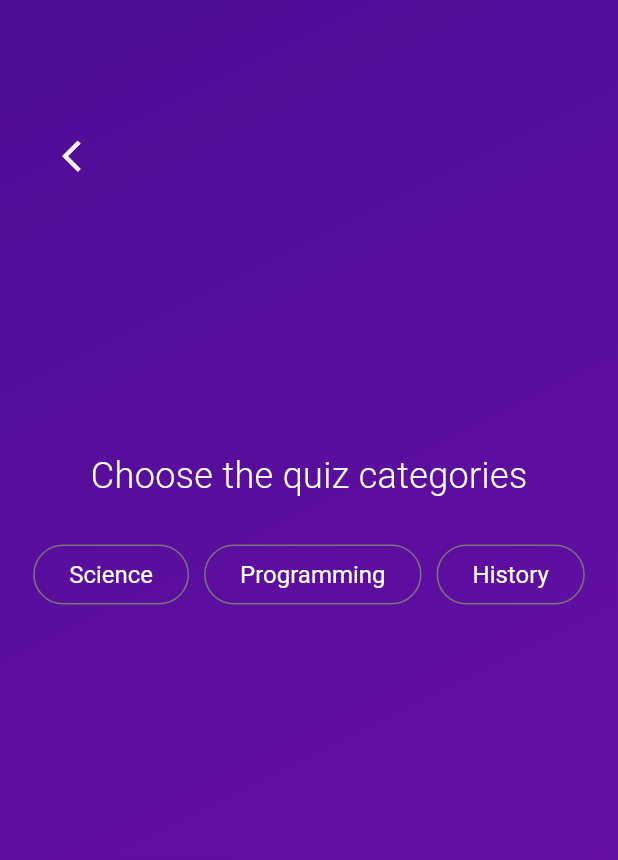
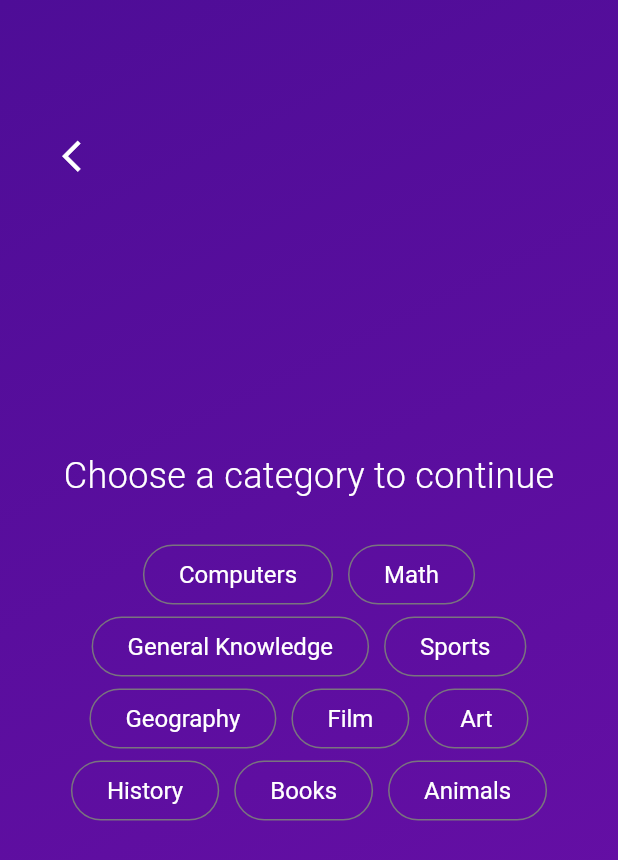
Before and after one commit to luka2220/quiz_app, a Flutter app: the screen it shows after launch, after a tap on "Start Quiz", on a phone screen of 412 x 824 dp. Shown: the top 860 px of the screen. Run offline on Flutter 3.47's test engine with Material 3 defaults, Android fonts, the phone set to English and light mode, and no system bars.

Commit message:
Initialized questions model

```diff
--- /dev/null
+++ b/lib/models/quiz_model.dart
@@ -0,0 +1,14 @@
+import 'package:flutter/material.dart';
+
+class QuizQuestionsModel extends ChangeNotifier {
+  late int quizCategory;
+  late String quizDifficulty;
+
+  void setCategory(int category) {
+    quizCategory = category;
+  }
+
+  void setQuizDifficulty(String difficulty) {
+    quizDifficulty = difficulty;
+  }
+}
--- a/lib/quiz.dart
+++ b/lib/quiz.dart
@@ -1,6 +1,7 @@
 import 'package:flutter/material.dart';
-import 'package:quiz_app/quiz_difficulty.dart';
+import 'package:quiz_app/quiz_categories.dart';
 import 'package:quiz_app/start_screen.dart';
+import './models/quiz_model.dart';
 
 class Quiz extends StatefulWidget {
   const Quiz({super.key});
@@ -10,6 +11,9 @@ class Quiz extends StatefulWidget {
 }
 
 class _QuizState extends State<Quiz> {
+  // Quiz model to be used in QuizDifficultyScreen and QuizCategoryScreen
+  final QuizQuestionsModel questionsModel = QuizQuestionsModel();
+
   // Storing the StartScreen widget in a variable
   var activeScreen = 'start-screen';
 
@@ -26,9 +30,9 @@ class _QuizState extends State<Quiz> {
 
     if (activeScreen == 'start-screen') {
       screenWidget = StartScreen(switchScreen);
-    } else if (activeScreen == 'difficulty-screen') {
-      screenWidget = QuizDifficultyScreen(switchScreen);
-    } else if (activeScreen == 'quiz-screen') {
+    } else if (activeScreen == 'categories-screen') {
+      screenWidget = QuizCategoryScreen(this.questionsModel, switchScreen);
+    } else if (activeScreen == 'quiz-difficulty-screen') {
 
     }
 
--- /dev/null
+++ b/lib/quiz_categories.dart
@@ -0,0 +1,173 @@
+import 'package:flutter/material.dart';
+import './models/quiz_model.dart';
+
+class QuizCategoryScreen extends StatefulWidget {
+  const QuizCategoryScreen(this.questionsModel, this.switchScreen, {super.key});
+
+  final QuizQuestionsModel questionsModel;
+  final void Function(String screen) switchScreen;
+
+  @override
+  State<QuizCategoryScreen> createState() => _QuizCategoryScreenState();
+}
+
+class _QuizCategoryScreenState extends State<QuizCategoryScreen> {
+  void setCategoryType(int numCategory) {
+    widget.questionsModel.setCategory(numCategory);
+  }
+
+  @override
+  Widget build(context) {
+    return (SizedBox(
+      height: double.infinity,
+      width: double.infinity,
+      child: Stack(children: [
+        Align(
+          alignment: Alignment.topLeft,
+          child: Padding(
+            padding: const EdgeInsets.only(top: 80, left: 30),
+            child: Column(children: [
+              IconButton(
+                onPressed: () => widget.switchScreen("start-screen"),
+                icon: const Icon(
+                  Icons.arrow_back_ios,
+                  color: Colors.white,
+                  size: 25,
+                ),
+              ),
+            ]),
+          ),
+        ),
+        Align(
+          alignment: Alignment.topCenter,
+          child: Padding(
+            padding: const EdgeInsets.only(top: 300),
+            child: Column(
+                mainAxisSize: MainAxisSize.min,
+                mainAxisAlignment: MainAxisAlignment.center,
+                children: [
+                  const Text(
+                    "Choose a category to continue",
+                    style: TextStyle(
+                        color: Colors.white,
+                        fontSize: 24,
+                        fontWeight: FontWeight.w300),
+                  ),
+                  const SizedBox(height: 25),
+                  Column(children: [
+                    Row(
+                      mainAxisSize: MainAxisSize.min,
+                      mainAxisAlignment: MainAxisAlignment.center,
+                      children: [
+                        OutlinedButton(
+                          onPressed: () => setCategoryType(18),
+                          style: OutlinedButton.styleFrom(
+                            foregroundColor: Colors.white,
+                            textStyle: const TextStyle(fontSize: 16),
+                          ),
+                          child: const Text("Computers"),
+                        ),
+                        const SizedBox(width: 10),
+                        OutlinedButton(
+                          onPressed: () => setCategoryType(19),
+                          style: OutlinedButton.styleFrom(
+                            foregroundColor: Colors.white,
+                            textStyle: const TextStyle(fontSize: 16),
+                          ),
+                          child: const Text("Math"),
+                        ),
+                      ],
+                    ),
+                    Row(
+                      mainAxisSize: MainAxisSize.min,
+                      mainAxisAlignment: MainAxisAlignment.center,
+                      children: [
+                        OutlinedButton(
+                          onPressed: () => setCategoryType(9),
+                          style: OutlinedButton.styleFrom(
+                            foregroundColor: Colors.white,
+                            textStyle: const TextStyle(fontSize: 16),
+                          ),
+                          child: const Text("General Knowledge"),
+                        ),
+                        const SizedBox(width: 10),
+                        OutlinedButton(
+                          onPressed: () => setCategoryType(21),
+                          style: OutlinedButton.styleFrom(
+                            foregroundColor: Colors.white,
+                            textStyle: const TextStyle(fontSize: 16),
+                          ),
+                          child: const Text("Sports"),
+                        ),
+                      ],
+                    ),
+                    Row(
+                        mainAxisSize: MainAxisSize.min,
+                        mainAxisAlignment: MainAxisAlignment.center,
+                        children: [
+                          OutlinedButton(
+                            onPressed: () => setCategoryType(22),
+                            style: OutlinedButton.styleFrom(
+                              foregroundColor: Colors.white,
+                              textStyle: const TextStyle(fontSize: 16),
+                            ),
+                            child: const Text("Geography"),
+                          ),
+                          const SizedBox(width: 10),
+                          OutlinedButton(
+                            onPressed: () => setCategoryType(11),
+                            style: OutlinedButton.styleFrom(
+                              foregroundColor: Colors.white,
+                              textStyle: const TextStyle(fontSize: 16),
+                            ),
+                            child: const Text("Film"),
+                          ),
+                          const SizedBox(width: 10),
+                          OutlinedButton(
+                            onPressed: () => setCategoryType(25),
+                            style: OutlinedButton.styleFrom(
+                              foregroundColor: Colors.white,
+                              textStyle: const TextStyle(fontSize: 16),
+                            ),
+                            child: const Text("Art"),
+                          ),
+                        ]),
+                    Row(
+                        mainAxisSize: MainAxisSize.min,
+                        mainAxisAlignment: MainAxisAlignment.center,
+                        children: [
+                          OutlinedButton(
+                            onPressed: () => setCategoryType(23),
+                            style: OutlinedButton.styleFrom(
+                              foregroundColor: Colors.white,
+                              textStyle: const TextStyle(fontSize: 16),
+                            ),
+                            child: const Text("History"),
+                          ),
+                          const SizedBox(width: 10),
+                          OutlinedButton(
+                            onPressed: () => setCategoryType(10),
+                            style: OutlinedButton.styleFrom(
+                              foregroundColor: Colors.white,
+                              textStyle: const TextStyle(fontSize: 16),
+                            ),
+                            child: const Text("Books"),
+                          ),
+                          const SizedBox(width: 10),
+                          OutlinedButton(
+                            onPressed: () => setCategoryType(27),
+                            style: OutlinedButton.styleFrom(
+                              foregroundColor: Colors.white,
+                              textStyle: const TextStyle(fontSize: 16),
+                            ),
+                            child: const Text("Animals"),
+                          ),
+                        ])
+                  ]),
+                ]),
+          ),
+        ),
+      ]),
+    ));
+  }
+}
--- a/lib/quiz_difficulty.dart
+++ /dev/null
@@ -1,123 +0,0 @@
-import 'package:flutter/material.dart';
-
-class QuizDifficultyScreen extends StatefulWidget {
-  const QuizDifficultyScreen(this.switchScreen, {super.key});
-
-  final void Function(String screen) switchScreen;
-
-  @override
-  State<QuizDifficultyScreen> createState() => _QuizDifficultyScreenState();
-}
-
-class _QuizDifficultyScreenState extends State<QuizDifficultyScreen> {
-  // Active categories
-  bool scienceCategory = false;
-  bool programmingCategory = false;
-  bool historyCategory = false;
-
-  void setScienceCategory() {
-    setState(() {
-      scienceCategory != scienceCategory;
-    });
-  }
-
-  void setProgrammingCategory() {
-    setState(() {
-      programmingCategory != programmingCategory;
-    });
-  }
-
-  void setHistoryCategory() {
-    setState(() {
-      historyCategory != historyCategory;
-    });
-  }
-
-  @override
-  Widget build(context) {
-    return (SizedBox(
-      height: double.infinity,
-      width: double.infinity,
-      child: Stack(children: [
-        Align(
-          alignment: Alignment.topLeft,
-          child: Padding(
-            padding: const EdgeInsets.only(top: 80, left: 30),
-            child: Column(children: [
-              IconButton(
-                onPressed: () => widget.switchScreen("start-screen"),
-                icon: const Icon(
-                  Icons.arrow_back_ios,
-                  color: Colors.white,
-                  size: 25,
-                ),
-              ),
-            ]),
-          ),
-        ),
-        Align(
-          alignment: Alignment.topCenter,
-          child: Padding(
-            padding: const EdgeInsets.only(top: 300),
-            child: Column(
-                mainAxisSize: MainAxisSize.min,
-                mainAxisAlignment: MainAxisAlignment.center,
-                children: [
-                  const Text(
-                    "Choose the quiz categories",
-                    style: TextStyle(
-                        color: Colors.white,
-                        fontSize: 24,
-                        fontWeight: FontWeight.w300),
-                  ),
-                  const SizedBox(height: 25),
-                  Column(children: [
-                    Row(
-                      mainAxisSize: MainAxisSize.min,
-                      mainAxisAlignment: MainAxisAlignment.center,
-                      children: [
-                        OutlinedButton(
-                          onPressed: () => setScienceCategory(),
-                          style: OutlinedButton.styleFrom(
-                            foregroundColor: Colors.white,
-                            backgroundColor: scienceCategory
-                                ? const Color.fromRGBO(255, 255, 255, 0.5)
-                                : null,
-                            textStyle: const TextStyle(fontSize: 16),
-                          ),
-                          child: const Text("Science"),
-                        ),
-                        const SizedBox(width: 10),
-                        OutlinedButton(
-                          onPressed: () => setProgrammingCategory(),
-                          style: OutlinedButton.styleFrom(
-                            foregroundColor: Colors.white,
-                            backgroundColor: programmingCategory
-                                ? const Color.fromRGBO(255, 255, 255, 0.5)
-                                : null,
-                            textStyle: const TextStyle(fontSize: 16),
-                          ),
-                          child: const Text("Programming"),
-                        ),
-                        const SizedBox(width: 10),
-                        OutlinedButton(
-                          onPressed: () => setHistoryCategory(),
-                          style: OutlinedButton.styleFrom(
-                            foregroundColor: Colors.white,
-                            backgroundColor: historyCategory
-                                ? const Color.fromRGBO(255, 255, 255, 0.5)
-                                : null,
-                            textStyle: const TextStyle(fontSize: 16),
-                          ),
-                          child: const Text("History"),
-                        ),
-                      ],
-                    )
-                  ]),
-                ]),
-          ),
-        ),
-      ]),
-    ));
-  }
-}
--- a/lib/start_screen.dart
+++ b/lib/start_screen.dart
@@ -29,7 +29,7 @@ class StartScreen extends StatelessWidget {
             height: 30,
           ),
           OutlinedButton.icon(
-            onPressed: () => startQuiz("difficulty-screen"),
+            onPressed: () => startQuiz("categories-screen"),
             style: OutlinedButton.styleFrom(
               textStyle: const TextStyle(fontSize: 16),
               foregroundColor: Colors.white,
```
